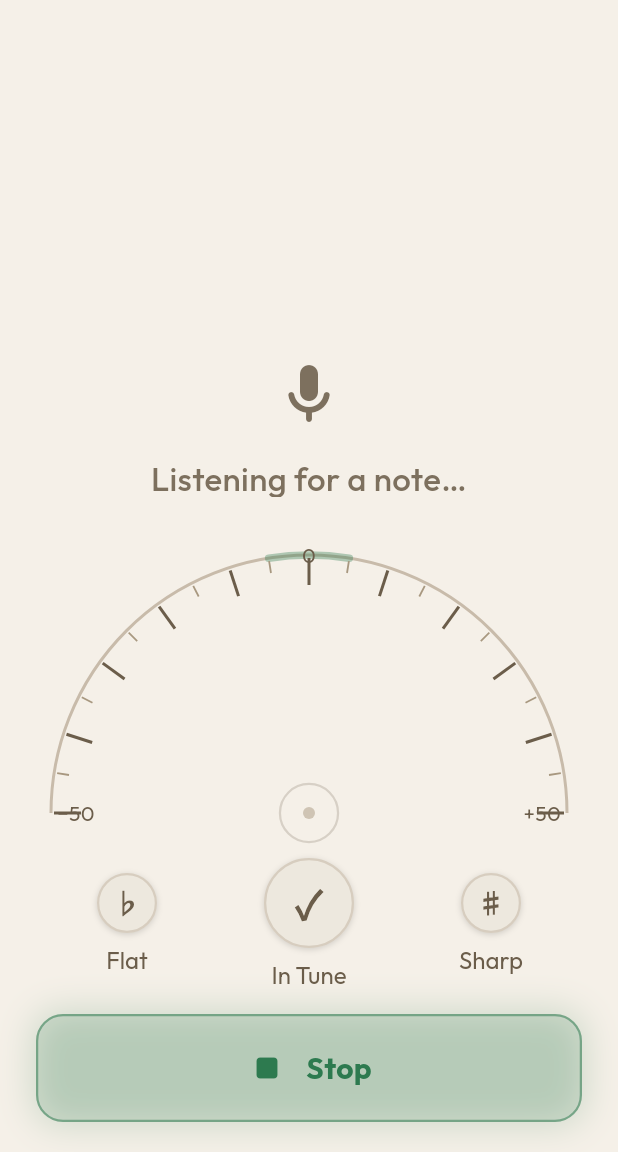
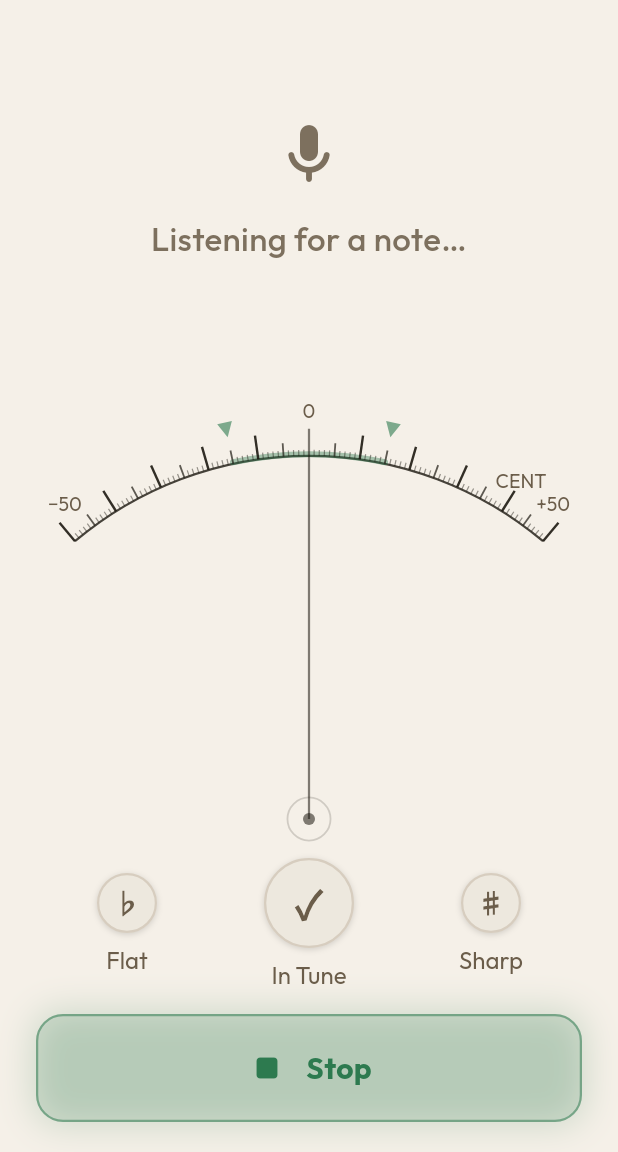
Before and after one commit to elinlin010/harp-tuner, a Flutter app: the screen it shows after launch, after a tap on "Start Tuning", on a phone screen of 412 x 824 dp, the part 84-1236 px from its top. Run offline on Flutter 3.47's test engine with Material 3 defaults, Android fonts, the phone set to English and light mode, and no system bars; our stand-ins replace flutter_riverpod, google_fonts, permission_handler, shared_preferences; missing offline and left inert: mic_stream, pitch_detector_dart.

Commit message:
feat: physical-tuner gauge — flat arc, dense ticks, unified centerline
- Widen in-tune zone to ±15¢ in gauge colour and pitch-light indicator
- Remove cents readout; show note name/accidental/octave only
- Reshape arc: width-based radius, ~80° sweep, ticks radiating outward
- Three-tier tick density: 1¢ short / 5¢ medium / 10¢ tall (101 ticks)
- Unified center reference line from pivot through arc; no separate stubs
- ▼ in-tune zone triangles above ticks matching physical tuner style
- "CENT" unit label and −50/0/+50 scale labels painted in CustomPainter
- Remove horizontal padding from TunerGauge so arc spans full screen width
- Round cents before pitch-light threshold comparison to prevent boundary flicker

Co-Authored-By: Claude Sonnet 4.6 <noreply@anthropic.com>

```diff
--- a/lib/screens/tuner_screen.dart
+++ b/lib/screens/tuner_screen.dart
@@ -95,14 +95,14 @@ class _TunerScreenState extends ConsumerState<TunerScreen>
     return Scaffold(
       backgroundColor: theme.bg,
       body: SafeArea(
-        child: Padding(
-          padding: const EdgeInsets.symmetric(horizontal: 24),
         child: Column(
             crossAxisAlignment: CrossAxisAlignment.stretch,
             children: [
               // ── Top-right settings icon ────────────────────────────────────
               const SizedBox(height: 8),
-              Align(
+              Padding(
+                padding: const EdgeInsets.symmetric(horizontal: 24),
+                child: Align(
                   alignment: Alignment.centerRight,
                   child: Material(
                     color: theme.surfaceHi,
@@ -131,8 +131,9 @@ class _TunerScreenState extends ConsumerState<TunerScreen>
                     ),
                   ),
                 ),
+              ),
 
-              // ── Gauge + readout ────────────────────────────────────────────
+              // ── Gauge + readout (full width, no horizontal padding) ────────
               Expanded(
                 child: TunerGauge(
                   cents: tuner.cents,
@@ -145,11 +146,14 @@ class _TunerScreenState extends ConsumerState<TunerScreen>
 
               // ── Pitch light indicator ──────────────────────────────────────
               const SizedBox(height: 20),
-              PitchLightIndicator(
+              Padding(
+                padding: const EdgeInsets.symmetric(horizontal: 24),
+                child: PitchLightIndicator(
                   cents: tuner.cents,
                   isListening: tuner.isListening,
                   isStale: tuner.isStale,
                   theme: theme,
+                ),
               ),
               const SizedBox(height: 16),
 
@@ -165,34 +169,42 @@ class _TunerScreenState extends ConsumerState<TunerScreen>
               ],
 
               // ── Listen button ──────────────────────────────────────────────
-              _ListenButton(
+              Padding(
+                padding: const EdgeInsets.symmetric(horizontal: 24),
+                child: _ListenButton(
                   isListening: tuner.isListening,
                   controller: _listenBtnCtrl,
                   onTap: () =>
                       ref.read(tunerProvider.notifier).toggleListening(),
                   theme: theme,
                 ),
+              ),
 
               // ── Permission denied banner ───────────────────────────────────
               if (tuner.permissionDenied) ...[
                 const SizedBox(height: 12),
-                _PermissionBanner(theme: theme),
+                Padding(
+                  padding: const EdgeInsets.symmetric(horizontal: 24),
+                  child: _PermissionBanner(theme: theme),
+                ),
               ],
 
               // ── Mic hardware/API error banner ──────────────────────────────
               if (tuner.micError != null) ...[
                 const SizedBox(height: 12),
-                _MicErrorBanner(
+                Padding(
+                  padding: const EdgeInsets.symmetric(horizontal: 24),
+                  child: _MicErrorBanner(
                     message: tuner.micError!,
                     onDismiss: () =>
                         ref.read(tunerProvider.notifier).clearMicError(),
                     theme: theme,
                   ),
+                ),
               ],
 
               const SizedBox(height: 20),
             ],
-          ),
         ),
       ),
     );
--- a/lib/widgets/pitch_light_indicator.dart
+++ b/lib/widgets/pitch_light_indicator.dart
@@ -18,9 +18,12 @@ class PitchLightIndicator extends StatelessWidget {
 
   @override
   Widget build(BuildContext context) {
-    final isFlat   = cents != null && cents! < -5;
-    final isInTune = cents != null && cents!.abs() <= 5;
-    final isSharp  = cents != null && cents! > 5;
+    // Round to nearest int to prevent flicker at the ±15 boundary
+    // (raw pitch detection has micro-noise; the gauge needle is spring-smoothed)
+    final cRound   = cents?.round() ?? 0;
+    final isFlat   = cents != null && cRound < -15;
+    final isInTune = cents != null && cRound.abs() <= 15;
+    final isSharp  = cents != null && cRound > 15;
 
     final animDuration = MediaQuery.disableAnimationsOf(context)
         ? Duration.zero
--- a/lib/widgets/tuner_gauge.dart
+++ b/lib/widgets/tuner_gauge.dart
@@ -3,6 +3,11 @@ import 'package:flutter/material.dart';
 import 'package:flutter/physics.dart';
 import '../l10n/app_localizations.dart';
 import '../theme/app_theme.dart';
+
+// Shared sweep constant — used by both layout (arcH) and painter (geometry)
+const _kGaugeSweep = 1.4; // ~80° — flat meter look matching reference
+// Horizontal margin so edge labels/ticks don't clip
+const _kGaugeChordInset = 100.0;
 
 class TunerGauge extends StatefulWidget {
   final double? cents;
@@ -129,7 +134,7 @@ class _TunerGaugeState extends State<TunerGauge>
   Color get _stateColor {
     if (widget.cents == null) return widget.theme.textDim;
     final c = _needleCtrl.value;
-    if (c.abs() <= 5) return widget.theme.inTune;
+    if (c.abs() <= 15) return widget.theme.inTune;
     if (c > 0) return widget.theme.sharp;
     return widget.theme.flat;
   }
@@ -152,7 +157,11 @@ class _TunerGaugeState extends State<TunerGauge>
       builder: (ctx, constraints) {
         final maxH = constraints.maxHeight;
         final maxW = constraints.maxWidth;
-        final arcH = min(maxW / 2 + 16, maxH * 0.50);
+        // arcH is derived from the arc geometry so the full arc + pivot always fits.
+        // r = radius; pivot is at bottom; arc top is r above pivot.
+        // Add 44px: 30 for ticks/labels above arc + 14 for pivot dot below.
+        final r = (maxW - _kGaugeChordInset) / (2 * sin(_kGaugeSweep / 2));
+        final arcH = (r + 44).clamp(0.0, maxH * 0.65);
 
         return Column(
             mainAxisSize: MainAxisSize.max,
@@ -167,7 +176,7 @@ class _TunerGaugeState extends State<TunerGauge>
                         opacity: hasSignal ? 0.0 : 1.0,
                         duration: const Duration(milliseconds: 200),
                         child: Align(
-                          alignment: Alignment.bottomCenter,
+                          alignment: Alignment.center,
                           child: _IdleReadout(
                             isListening: widget.isListening,
                             pulse: _pulseCtrl,
@@ -181,13 +190,11 @@ class _TunerGaugeState extends State<TunerGauge>
                         opacity: hasSignal ? 1.0 : 0.0,
                         duration: const Duration(milliseconds: 200),
                         child: Align(
-                          alignment: Alignment.bottomCenter,
+                          alignment: Alignment.center,
                           child: FittedBox(
                             fit: BoxFit.scaleDown,
                             child: _SignalReadout(
-                              cents: needlePos,
                               noteName: widget.noteName ?? '—',
-                              stateColor: _stateColor,
                               theme: widget.theme,
                             ),
                           ),
@@ -198,17 +205,15 @@ class _TunerGaugeState extends State<TunerGauge>
                 ),
               ),
 
-              const SizedBox(height: 20),
+              const SizedBox(height: 12),
 
               // ── Arc ─────────────────────────────────────────────────────
               SizedBox(
                 height: arcH,
-                child: Stack(
-                  children: [
-                    Positioned.fill(
                 child: AnimatedBuilder(
                   animation: Listenable.merge([_pulseCtrl, _needleCtrl]),
                   builder: (ctx, child) => CustomPaint(
+                    size: Size(maxW, arcH),
                     painter: _ArcPainter(
                       needlePos: needlePos,
                       showNeedle: showNeedle,
@@ -221,48 +226,11 @@ class _TunerGaugeState extends State<TunerGauge>
                   ),
                 ),
               ),
-                    Positioned(
-                      bottom: 0,
-                      left: 14,
-                      child: _ScaleLabel('−50', theme: widget.theme),
-                    ),
-                    Positioned(
-                      top: 6,
-                      left: 0,
-                      right: 0,
-                      child:
-                          Center(child: _ScaleLabel('0', theme: widget.theme)),
-                    ),
-                    Positioned(
-                      bottom: 0,
-                      right: 14,
-                      child: _ScaleLabel('+50', theme: widget.theme),
-                    ),
-                  ],
-                ),
-              ),
             ],
         );
       },
     ),  // LayoutBuilder
     );  // AnimatedOpacity
-  }
-}
-
-// ── Scale label ───────────────────────────────────────────────────────────────
-
-class _ScaleLabel extends StatelessWidget {
-  final String text;
-  final TunerThemeData theme;
-
-  const _ScaleLabel(this.text, {required this.theme});
-
-  @override
-  Widget build(BuildContext context) {
-    return Text(
-      text,
-      style: theme.sans(14, color: theme.textSecondary),
-    );
   }
 }
 
@@ -287,8 +255,8 @@ class _ArcPainter extends CustomPainter {
     required this.theme,
   });
 
-  static const _startAngle = pi;
-  static const _sweep = pi;
+  static const _sweep = _kGaugeSweep;
+  static const _startAngle = pi + (pi - _sweep) / 2;
 
   double _centsToAngle(double c) =>
       _startAngle + _sweep * ((c + 50) / 100);
@@ -296,11 +264,15 @@ class _ArcPainter extends CustomPainter {
   @override
   void paint(Canvas canvas, Size size) {
     final cx = size.width / 2;
-    final cy = size.height - 10;
-    final r = size.height - 26;
+    final cy = size.height - 6;
+    // Width-based radius — matches the arcH calculation in build()
+    final r = (size.width - _kGaugeChordInset) / (2 * sin(_sweep / 2));
     final arcRect = Rect.fromCircle(center: Offset(cx, cy), radius: r);
 
-    // ── Track ─────────────────────────────────────────────────────────────
+    final tickColor = theme.textPrimary;
+    final labelColor = theme.textSecondary;
+
+    // ── Track (the arc line) ──────────────────────────────────────────────
     canvas.drawArc(
       arcRect,
       _startAngle,
@@ -308,92 +280,167 @@ class _ArcPainter extends CustomPainter {
       false,
       Paint()
         ..style = PaintingStyle.stroke
-        ..strokeWidth = 2.0
-        ..color = theme.surfaceRim,
+        ..strokeWidth = 1.5
+        ..color = tickColor.withValues(alpha: 0.8),
     );
 
-    // ── In-tune zone ──────────────────────────────────────────────────────
-    final zoneStart = _centsToAngle(-5);
-    final zoneSweep = _sweep * (10 / 100);
+    // ── In-tune zone (thicker highlight on the arc) ──────────────────────
+    final zoneStart = _centsToAngle(-15);
+    final zoneSweep = _sweep * (30 / 100);
     canvas.drawArc(
-      arcRect,
+      Rect.fromCircle(center: Offset(cx, cy), radius: r + 1),
       zoneStart,
       zoneSweep,
       false,
       Paint()
         ..style = PaintingStyle.stroke
-        ..strokeWidth = 5
+        ..strokeWidth = 4
         ..strokeCap = StrokeCap.round
-        ..color = theme.inTune.withValues(alpha: 0.35),
+        ..color = theme.inTune.withValues(alpha: 0.4),
     );
 
-    // ── Ticks ─────────────────────────────────────────────────────────────
-    for (int c = -50; c <= 50; c += 5) {
-      final isMajor = c % 10 == 0;
+    // ── Ticks — OUTSIDE the arc (away from pivot), 3-tier density ────────
+    // Every 1¢: short (4px), every 5¢: medium (9px), every 10¢: tall (16px)
+    for (int c = -50; c <= 50; c += 1) {
+      if (c == 0) continue; // 0 gets a special centerline
+      final isMajor  = c % 10 == 0;
+      final isMedium = c % 5 == 0;
       final angle = _centsToAngle(c.toDouble());
-      final outer = r - 2;
-      final inner = r - (isMajor ? 20.0 : 10.0);
+
+      final double tickLen;
+      final double tickWidth;
+      final double tickAlpha;
+      if (isMajor) {
+        tickLen = 16; tickWidth = 1.6; tickAlpha = 0.9;
+      } else if (isMedium) {
+        tickLen = 9; tickWidth = 1.2; tickAlpha = 0.7;
+      } else {
+        tickLen = 4; tickWidth = 0.8; tickAlpha = 0.45;
+      }
+
+      // Ticks radiate outward: from the arc line (r) to r + tickLen
+      final inner = r;
+      final outer = r + tickLen;
       canvas.drawLine(
         Offset(cx + inner * cos(angle), cy + inner * sin(angle)),
         Offset(cx + outer * cos(angle), cy + outer * sin(angle)),
         Paint()
-          ..color = isMajor ? theme.textSecondary : theme.textDim
-          ..strokeWidth = isMajor ? 2.0 : 1.2
+          ..color = tickColor.withValues(alpha: tickAlpha)
+          ..strokeWidth = tickWidth
           ..style = PaintingStyle.stroke,
       );
     }
 
+    // ── Center "0" reference line — full length from pivot through arc,
+    //    always visible as the resting position guide
+    final zeroAngle = _centsToAngle(0);
+    canvas.drawLine(
+      Offset(cx, cy),                                              // pivot
+      Offset(cx + (r + 18) * cos(zeroAngle), cy + (r + 18) * sin(zeroAngle)), // above arc
+      Paint()
+        ..color = tickColor.withValues(alpha: showNeedle ? 0.18 : 0.55)
+        ..strokeWidth = 1.5
+        ..style = PaintingStyle.stroke,
+    );
+
+    // ── In-tune triangles (▼ at ±15¢, above ticks, pointing toward arc) ─
+    for (final c in [-15.0, 15.0]) {
+      final a = _centsToAngle(c);
+      // Triangle tip touches the top of the tallest tick area
+      final tipR  = r + 18;
+      final baseR = r + 28;
+      final tipX  = cx + tipR * cos(a);
+      final tipY  = cy + tipR * sin(a);
+      // Perpendicular direction for the base width
+      final perpX = -sin(a);
+      final perpY = cos(a);
+      final baseX = cx + baseR * cos(a);
+      final baseY = cy + baseR * sin(a);
+      final path = Path()
+        ..moveTo(tipX, tipY) // tip (pointing toward arc)
+        ..lineTo(baseX + perpX * 5, baseY + perpY * 5)
+        ..lineTo(baseX - perpX * 5, baseY - perpY * 5)
+        ..close();
+      canvas.drawPath(
+        path,
+        Paint()
+          ..color = theme.inTune.withValues(alpha: 0.6)
+          ..style = PaintingStyle.fill,
+      );
+    }
+
+    // ── Scale labels (outside ticks) ─────────────────────────────────────
+    _drawLabel(canvas, '−50', _centsToAngle(-47), cx, cy, r + 24, labelColor);
+    _drawLabel(canvas, '0', _centsToAngle(0), cx, cy, r + 30, labelColor);
+    _drawLabel(canvas, '+50', _centsToAngle(47), cx, cy, r + 24, labelColor);
+    // "CENT" unit label near +50 (like the reference tuner)
+    _drawLabel(canvas, 'CENT', _centsToAngle(40), cx, cy, r + 24, labelColor);
+
     // ── Needle ────────────────────────────────────────────────────────────
     final angle = _centsToAngle(needlePos.clamp(-50.0, 50.0));
-    final needleLen = r - 18;
-    final tipX = cx + needleLen * cos(angle);
-    final tipY = cy + needleLen * sin(angle);
+    final needleLen = r - 4; // needle tip reaches just below the arc
+    final tipNX = cx + needleLen * cos(angle);
+    final tipNY = cy + needleLen * sin(angle);
 
     if (showNeedle) {
       // Soft halo
       canvas.drawLine(
         Offset(cx, cy),
-        Offset(tipX, tipY),
+        Offset(tipNX, tipNY),
         Paint()
-          ..color = stateColor.withValues(alpha: 0.15 + pulse * 0.10)
-          ..strokeWidth = 18
+          ..color = stateColor.withValues(alpha: 0.10 + pulse * 0.06)
+          ..strokeWidth = 14
           ..strokeCap = StrokeCap.round
           ..style = PaintingStyle.stroke,
       );
       // Core
       canvas.drawLine(
         Offset(cx, cy),
-        Offset(tipX, tipY),
+        Offset(tipNX, tipNY),
         Paint()
           ..color = stateColor
-          ..strokeWidth = 3.5
+          ..strokeWidth = 2.5
           ..strokeCap = StrokeCap.round
           ..style = PaintingStyle.stroke,
       );
     }
 
-    // Pivot dot
+    // Pivot dot — always on the center line
     canvas.drawCircle(
       Offset(cx, cy),
-      showNeedle ? 6.0 : 4.0,
+      showNeedle ? 5.0 : 4.0,
       Paint()
-        ..color =
-            showNeedle ? stateColor : theme.textDim.withValues(alpha: 0.5)
+        ..color = showNeedle
+            ? stateColor
+            : tickColor.withValues(alpha: 0.55)
         ..style = PaintingStyle.fill,
     );
 
-    // Idle pulse ring
+    // Idle pulse ring — concentric with pivot dot, reinforcing center line
     if (isListening && !hasSignal) {
       canvas.drawCircle(
         Offset(cx, cy),
-        16 + pulse * 10,
+        12 + pulse * 7,
         Paint()
           ..style = PaintingStyle.stroke
-          ..strokeWidth = 1.5
-          ..color =
-              theme.textSecondary.withValues(alpha: 0.15 + pulse * 0.20),
+          ..strokeWidth = 1.2
+          ..color = tickColor.withValues(alpha: 0.12 + pulse * 0.15),
       );
     }
+  }
+
+  void _drawLabel(Canvas canvas, String text, double angle,
+      double cx, double cy, double labelR, Color color) {
+    final tp = TextPainter(
+      text: TextSpan(
+        text: text,
+        style: theme.sans(13, color: color),
+      ),
+      textDirection: TextDirection.ltr,
+    )..layout();
+    final lx = cx + labelR * cos(angle) - tp.width / 2;
+    final ly = cy + labelR * sin(angle) - tp.height / 2;
+    tp.paint(canvas, Offset(lx, ly));
   }
 
   @override
@@ -453,33 +500,23 @@ class _IdleReadout extends StatelessWidget {
 // ── Signal readout ────────────────────────────────────────────────────────────
 
 class _SignalReadout extends StatelessWidget {
-  final double cents;
   final String noteName;
-  final Color stateColor;
   final TunerThemeData theme;
 
   const _SignalReadout({
-    required this.cents,
     required this.noteName,
-    required this.stateColor,
     required this.theme,
   });
 
   @override
   Widget build(BuildContext context) {
-    final centsStr =
-        cents >= 0 ? '+${cents.toStringAsFixed(1)}' : cents.toStringAsFixed(1);
-
     // Parse e.g. "B♭4" → letter "B", accidental "♭", octave "4"
     final match = RegExp(r'^([A-G])(♭|♯)?(\d+)?$').firstMatch(noteName);
     final noteLetter = match?.group(1) ?? noteName;
     final noteAcc    = match?.group(2) ?? '';
     final noteOctave = match?.group(3) ?? '';
 
-    return Column(
-      mainAxisSize: MainAxisSize.min,
-      children: [
-        Row(
+    return Row(
       mainAxisSize: MainAxisSize.min,
       crossAxisAlignment: CrossAxisAlignment.start,
       children: [
@@ -507,14 +544,6 @@ class _SignalReadout extends StatelessWidget {
           ),
         ),
       ],
-        ),
-        const SizedBox(height: 8),
-        Text(
-          '$centsStr¢',
-          style: theme.sans(18, weight: FontWeight.w500, color: stateColor),
-          textAlign: TextAlign.center,
-        ),
-      ],
     );
   }
 }
```
Lines whose indentation alone changed are shown as unchanged.
